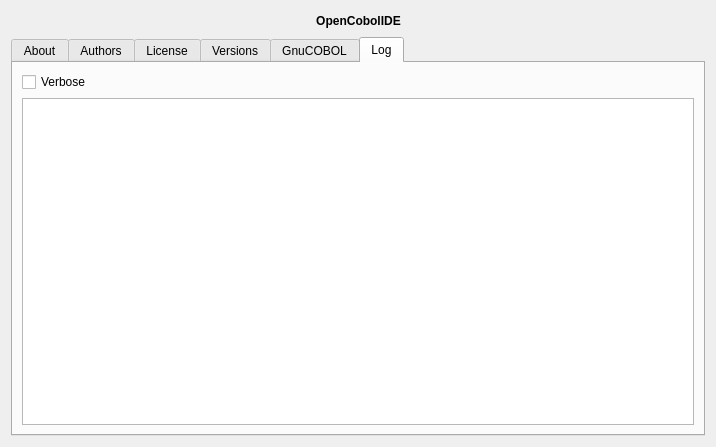
Old version of the form forms/dlg_about.ui in the repository OpenCobolIDE/OpenCobolIDE.
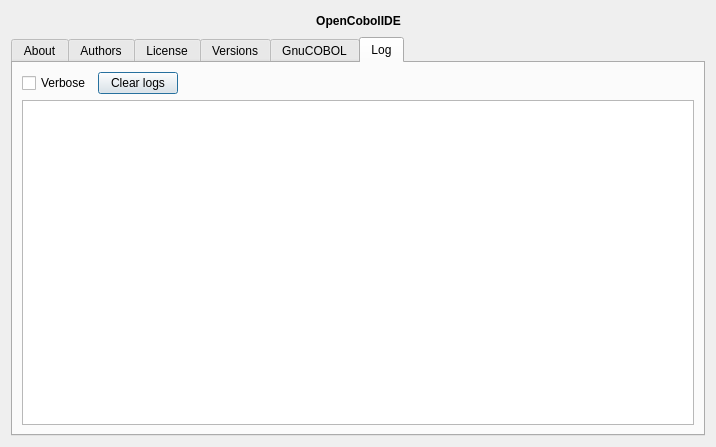
New version of the form. Icons and pictures are not drawn.

```diff
--- a/forms/dlg_about.ui
+++ b/forms/dlg_about.ui
@@ -948,17 +948,7 @@
        <string>Log</string>
       </attribute>
       <layout class="QGridLayout" name="gridLayout_4">
-       <item row="0" column="0">
-        <widget class="QCheckBox" name="checkBoxVerbose">
-         <property name="statusTip">
-          <string>Enable verbose mode (require a restart of the application).</string>
-         </property>
-         <property name="text">
-          <string>Verbose</string>
-         </property>
-        </widget>
-       </item>
-       <item row="1" column="0">
+       <item row="2" column="0">
         <widget class="QTextEdit" name="textEditLog">
          <property name="lineWrapMode">
           <enum>QTextEdit::NoWrap</enum>
@@ -968,6 +958,46 @@
          </property>
         </widget>
        </item>
+       <item row="1" column="0">
+        <layout class="QHBoxLayout" name="horizontalLayout">
+         <property name="topMargin">
+          <number>0</number>
+         </property>
+         <item>
+          <widget class="QCheckBox" name="checkBoxVerbose">
+           <property name="statusTip">
+            <string>Enable verbose mode (require a restart of the application).</string>
+           </property>
+           <property name="text">
+            <string>Verbose</string>
+           </property>
+          </widget>
+         </item>
+         <item>
+          <widget class="QPushButton" name="bt_clear_logs">
+           <property name="text">
+            <string>Clear logs</string>
+           </property>
+           <property name="icon">
+            <iconset theme="edit-clear"/>
+           </property>
+          </widget>
+         </item>
+         <item>
+          <spacer name="horizontalSpacer_3">
+           <property name="orientation">
+            <enum>Qt::Horizontal</enum>
+           </property>
+           <property name="sizeHint" stdset="0">
+            <size>
+             <width>40</width>
+             <height>20</height>
+            </size>
+           </property>
+          </spacer>
+         </item>
+        </layout>
+       </item>
       </layout>
      </widget>
     </widget>
```
